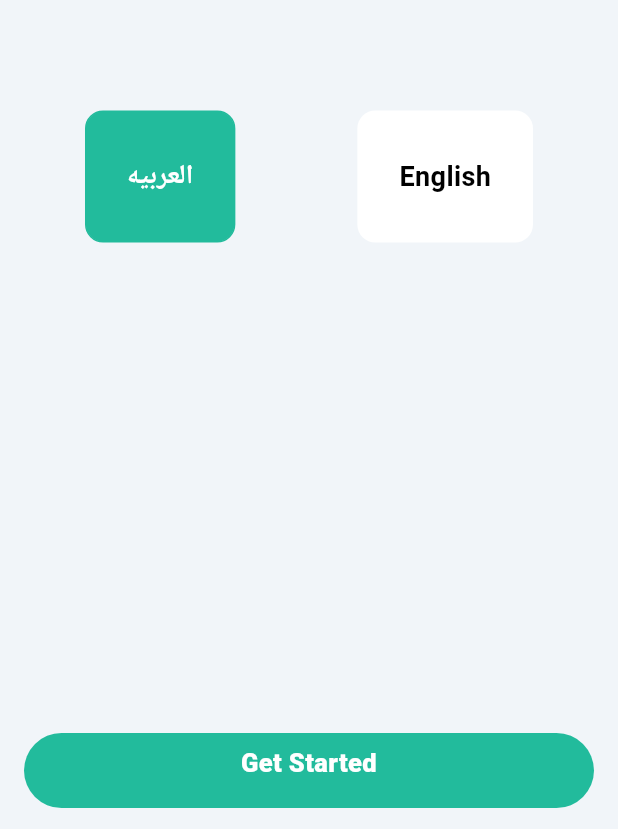
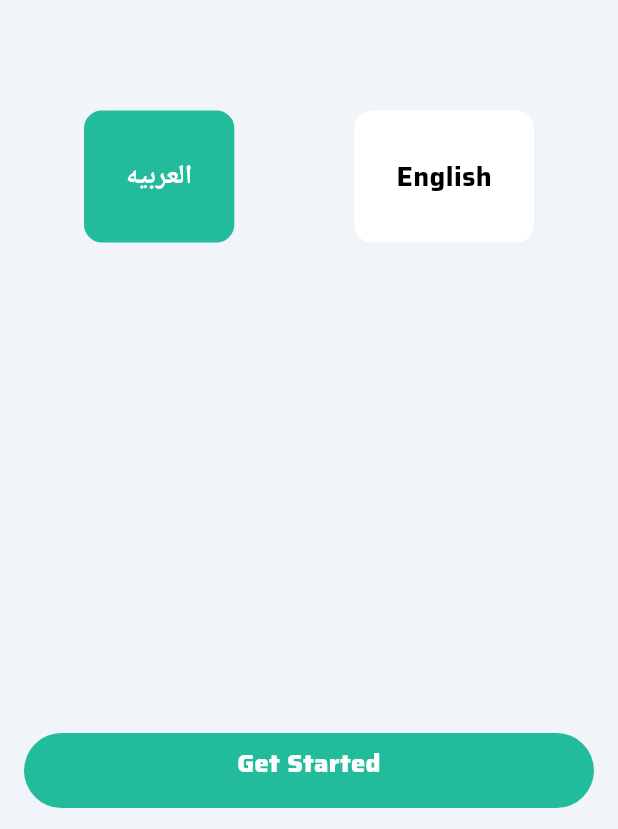
Before and after one commit to moha-med610/coding-developer-training-driver-app, a Flutter app: the screen it shows after launch, on a phone screen of 412 x 824 dp. Shown: the part 404-1233 px from the top of the screen. Run offline on Flutter 3.47's test engine with Material 3 defaults, Android fonts, the phone set to English and light mode, and no system bars; our stand-ins replace bloc, flutter_bloc, flutter_secure_storage, flutter_svg, google_fonts, loading_animation_widget and 1 more.

Commit message:
add/ googleFonts

```diff
--- a/lib/core/widgets/custom_button_widget.dart
+++ b/lib/core/widgets/custom_button_widget.dart
@@ -13,6 +13,7 @@ class CustomButtonWidget extends StatelessWidget {
     this.fontWeight = FontWeight.w800,
     this.fontSize = 17,
     this.padding = const EdgeInsets.all(8.0),
+    this.hasLoading = false,
   });
 
   final VoidCallback onTap;
@@ -25,6 +26,7 @@ class CustomButtonWidget extends StatelessWidget {
   final FontWeight fontWeight;
   final double fontSize;
   final EdgeInsets padding;
+  final bool hasLoading;
 
   @override
   Widget build(BuildContext context) {
@@ -38,7 +40,18 @@ class CustomButtonWidget extends StatelessWidget {
           color: buttonColor,
           borderRadius: BorderRadius.circular(radius),
         ),
-        child: Text(
+        child: hasLoading
+            ? Center(
+                child: SizedBox(
+                  width: 20,
+                  height: 20,
+                  child: const CircularProgressIndicator(
+                    color: Colors.white,
+                    strokeWidth: 2,
+                  ),
+                ),
+              )
+            : Text(
                 label,
                 style: TextStyle(
                   color: textColor,
--- a/lib/main.dart
+++ b/lib/main.dart
@@ -5,12 +5,15 @@ import 'package:coding_developer_driver_app/core/routes/app_routes.dart';
 import 'package:coding_developer_driver_app/core/services/shared_pref_service.dart';
 import 'package:coding_developer_driver_app/features/splash/ui/screens/splash_screen.dart';
 import 'package:flutter/material.dart';
+import 'package:google_fonts/google_fonts.dart';
 
 void main() async {
   WidgetsFlutterBinding.ensureInitialized();
 
   // Shared Preferences init
   await SharedPrefService.init();
+
+  await SharedPrefService.clear();
 
   // get App Language
   final String? appLanguage = SharedPrefService.getString(
@@ -28,6 +31,7 @@ class DriverApp extends StatelessWidget {
   @override
   Widget build(BuildContext context) {
     return MaterialApp(
+      theme: ThemeData(textTheme: GoogleFonts.sairaTextTheme()),
       title: 'Driver Application',
       locale: Locale(lang ?? AppLanguage.ar.name),
       debugShowCheckedModeBanner: false,
--- a/pubspec.yaml
+++ b/pubspec.yaml
@@ -24,6 +24,8 @@ dependencies:
   loading_animation_widget: ^1.3.0
   # State Management
   flutter_bloc: ^9.1.1
+  # Google Fonts
+  google_fonts: ^8.0.2
 
 
 dev_dependencies:
```
Also changed, not shown: pubspec.lock. Lines whose indentation alone changed are shown as unchanged.
